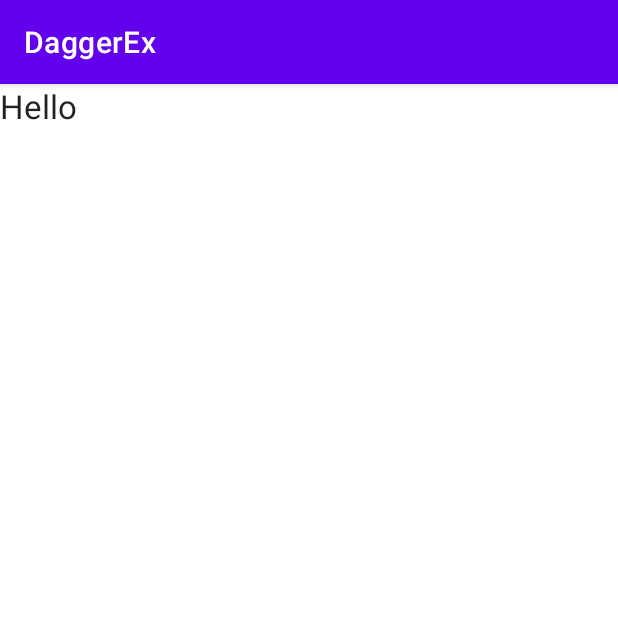
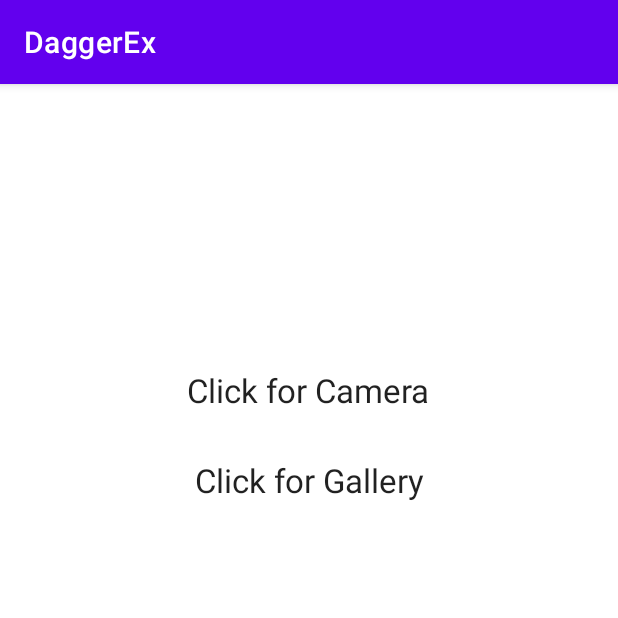
Before and after one commit to Apurba000Biswas/DaggerEx, an Android app: the screen it shows after launch (AuthActivity), on a phone screen of 412 x 824 dp, the top half of it. Run offline under Robolectric (Android 15) with nearby library versions, the phone set to English and light mode, and no system bars; our stand-ins replace Dagger/Hilt's generated code, Picasso.

Commit message:
Dummy Camera

```diff
--- a/app/build.gradle
+++ b/app/build.gradle
@@ -46,5 +46,8 @@ dependencies {
     implementation "com.google.dagger:dagger-android-support:$dagger_version"
     annotationProcessor "com.google.dagger:dagger-android-processor:$dagger_version"
 
+    // picaso
+    implementation 'com.squareup.picasso:picasso:2.71828'
+
 
 }
--- a/app/src/main/AndroidManifest.xml
+++ b/app/src/main/AndroidManifest.xml
@@ -1,6 +1,11 @@
 <?xml version="1.0" encoding="utf-8"?>
 <manifest xmlns:android="http://schemas.android.com/apk/res/android"
     package="com.apurba.daggerex">
+
+    <uses-feature android:name="android.hardware.camera"
+        android:required="false" />
+
+    <uses-permission android:name="android.permission.READ_EXTERNAL_STORAGE" />
 
     <application
         android:name=".BaseApplication"
--- a/app/src/main/res/layout/activity_auth.xml
+++ b/app/src/main/res/layout/activity_auth.xml
@@ -3,13 +3,37 @@
     xmlns:tools="http://schemas.android.com/tools"
     android:layout_width="match_parent"
     android:layout_height="match_parent"
+    android:gravity="center"
     android:orientation="vertical"
     tools:context=".AuthActivity">
 
     <TextView
-        android:id="@+id/target"
+        android:onClick="onImageCamera"
+        android:padding="4dp"
+        android:gravity="center"
+        android:layout_gravity="center"
+
         android:layout_width="wrap_content"
-        android:layout_height="wrap_content"
-        android:text="Hello"
+        android:layout_height="60dp"
+        android:text="Click for Camera"
         android:textAppearance="@android:style/TextAppearance.DeviceDefault.Large"/>
+
+
+    <TextView
+        android:onClick="onImageGallery"
+        android:padding="4dp"
+        android:gravity="center"
+        android:layout_gravity="center"
+
+        android:layout_width="wrap_content"
+        android:layout_height="60dp"
+        android:text="Click for Gallery"
+        android:textAppearance="@android:style/TextAppearance.DeviceDefault.Large"/>
+
+    <ImageView
+        android:id="@+id/image_view"
+        android:layout_width="300dp"
+        android:layout_height="300dp"/>
+
+
 </LinearLayout>
```
Also changed, not shown: app/src/main/java/com/apurba/daggerex/AuthActivity.java (+88 -0 lines).
